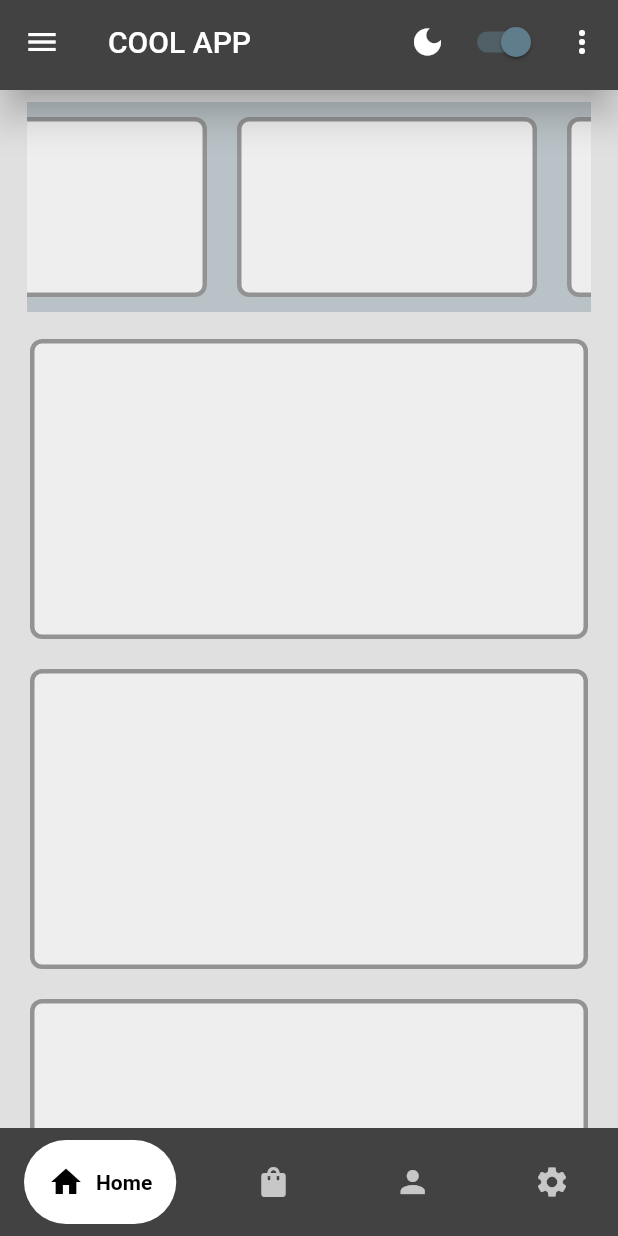
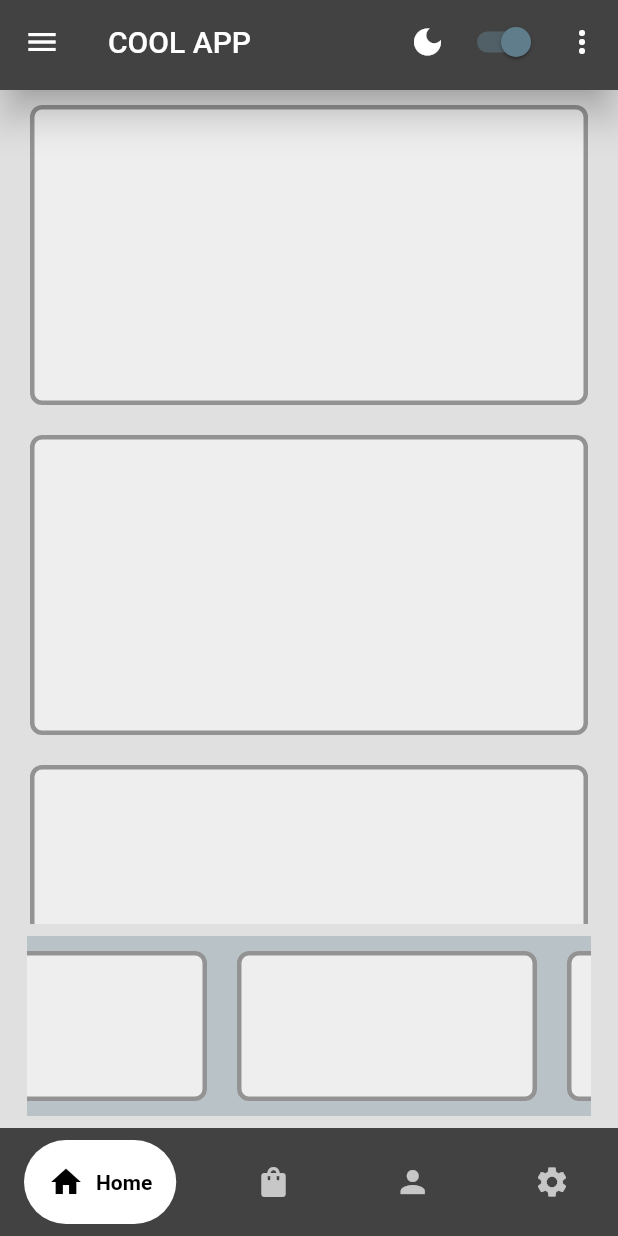
Before and after one commit to fitlaunch/Flutter_UI_Starter, a Flutter app: the screen it shows after launch, after a tap on "Sign In", on a phone screen of 412 x 824 dp. Run offline on Flutter 3.47's test engine with Material 2 defaults, Android fonts, the phone set to English and light mode, and no system bars; drawn by our look-alikes of google_nav_bar; our stand-ins replace flutter_riverpod.

Commit message:
add splash screen with simple animation

```diff
--- a/lib/main.dart
+++ b/lib/main.dart
@@ -1,6 +1,6 @@
 import 'package:flutter/material.dart';
 import 'package:flutter_riverpod/flutter_riverpod.dart';
-import 'package:startertemplate/pages/login_page.dart';
+import 'package:startertemplate/pages/app_routes.dart';
 import 'package:startertemplate/providers/active_theme_provider.dart';
 
 import 'constants/themes.dart';
@@ -24,7 +24,9 @@ class MyApp extends ConsumerWidget {
       theme: lightTheme,
       darkTheme: darkTheme,
       themeMode: activeTheme == Themes.dark ? ThemeMode.dark : ThemeMode.light,
-      home: const LoginPage(),
+      initialRoute: AppRoutes.splashScreen,
+      onGenerateRoute: AppRoutes.onGenerateRoute,
+      //home: const LoginPage(),
     );
   }
 }
--- /dev/null
+++ b/lib/pages/app_routes.dart
@@ -0,0 +1,29 @@
+import 'package:flutter/material.dart';
+import 'package:startertemplate/pages/splash_screen.dart';
+
+import 'about_page.dart';
+import 'login_page.dart';
+
+class AppRoutes {
+  static String aboutPage = 'about';
+  static String loginPage = 'login';
+  static String splashScreen = 'splash';
+
+  static Route<dynamic> onGenerateRoute(RouteSettings settings) {
+    if (settings.name == splashScreen) {
+      return splashRoute();
+    } else if (settings.name == aboutPage) {
+      return MaterialPageRoute(
+          builder: (BuildContext context) => const AboutPage());
+    } else if (settings.name == loginPage) {
+      return MaterialPageRoute(
+          builder: (BuildContext context) => const LoginPage());
+    }
+    return splashRoute();
+  }
+
+  static Route<dynamic> splashRoute() {
+    return MaterialPageRoute(
+        builder: (BuildContext context) => const SplashScreen());
+  }
+}
--- a/lib/pages/home_page.dart
+++ b/lib/pages/home_page.dart
@@ -24,27 +24,6 @@ class HomePage extends StatelessWidget {
         padding: const EdgeInsets.symmetric(horizontal: 10.0),
         child: Column(
           children: [
-            Padding(
-              padding: const EdgeInsets.all(8.0),
-              child: Container(
-                color: Colors.blueGrey.withOpacity(.3),
-                height: 140,
-                child: ListView.builder(
-                  controller: _controller,
-                  scrollDirection: Axis.horizontal,
-                  itemCount: 5,
-                  itemBuilder: (context, index) => Container(
-                    width: 200,
-                    margin: const EdgeInsets.all(10),
-                    decoration: BoxDecoration(
-                      border: Border.all(color: Colors.black38, width: 3),
-                      borderRadius: BorderRadius.circular(8),
-                      color: Colors.grey[200],
-                    ),
-                  ),
-                ),
-              ),
-            ),
             Expanded(
               child: ListView.builder(
                 itemCount: 10,
@@ -59,9 +38,44 @@ class HomePage extends StatelessWidget {
                 ),
               ),
             ),
+            HorzList(controller: _controller),
           ],
         ),
       ),
     );
   }
 }
+
+class HorzList extends StatelessWidget {
+  const HorzList({
+    super.key,
+    required ScrollController controller,
+  }) : _controller = controller;
+
+  final ScrollController _controller;
+
+  @override
+  Widget build(BuildContext context) {
+    return Padding(
+      padding: const EdgeInsets.all(8.0),
+      child: Container(
+        color: Colors.blueGrey.withOpacity(.3),
+        height: 120,
+        child: ListView.builder(
+          controller: _controller,
+          scrollDirection: Axis.horizontal,
+          itemCount: 5,
+          itemBuilder: (context, index) => Container(
+            width: 200,
+            margin: const EdgeInsets.all(10),
+            decoration: BoxDecoration(
+              border: Border.all(color: Colors.black38, width: 3),
+              borderRadius: BorderRadius.circular(8),
+              color: Colors.grey[200],
+            ),
+          ),
+        ),
+      ),
+    );
+  }
+}
--- /dev/null
+++ b/lib/pages/splash_screen.dart
@@ -0,0 +1,63 @@
+import 'package:flutter/material.dart';
+
+import 'app_routes.dart';
+
+class SplashScreen extends StatefulWidget {
+  const SplashScreen({Key? key}) : super(key: key);
+
+  @override
+  State<SplashScreen> createState() => _SplashScreenState();
+}
+
+class _SplashScreenState extends State<SplashScreen> {
+  double sizeStart = 0, sizeEnd = 200;
+  int duration = 1500;
+  double opacityStart = 1, opacityEnd = 1;
+
+  @override
+  void initState() {
+    animate();
+    super.initState();
+  }
+
+  void animate() {
+    Future.delayed(const Duration(milliseconds: 1500)).then((value) {
+      setState(() {
+        opacityEnd = 0; //fades out image
+        sizeEnd = 400; //keeps image growing
+      });
+      Future.delayed(const Duration(milliseconds: 1600)).then((value) {
+        ///so user can't come back to splash page
+        Navigator.pushReplacementNamed(context, AppRoutes.loginPage);
+      });
+    });
+  }
+
+  @override
+  Widget build(BuildContext context) {
+    return Scaffold(
+      body: Center(
+        child: TweenAnimationBuilder(
+            tween: Tween<double>(begin: sizeStart, end: sizeEnd),
+            duration: Duration(milliseconds: duration),
+            builder: (BuildContext context, double size, Widget? child) {
+              return TweenAnimationBuilder(
+                  tween: Tween<double>(begin: opacityStart, end: opacityEnd),
+                  duration: Duration(milliseconds: duration),
+                  builder:
+                      (BuildContext context, double opacity, Widget? child) {
+                    return Opacity(
+                      opacity: opacity,
+                      child: Image.asset(
+                        'lib/images/hunter_bounty_boba_fett_icon.png',
+                        color: Colors.white70,
+                        width: size,
+                        height: size,
+                      ),
+                    );
+                  });
+            }),
+      ),
+    );
+  }
+}
```
